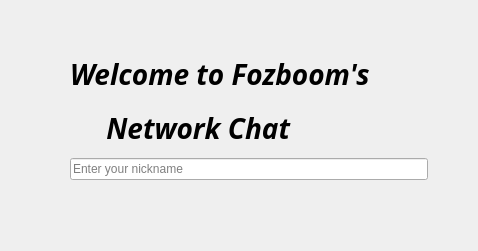
Qt form Client/LoginWindow.ui (fozboom/qt-network-chat) before a commit.
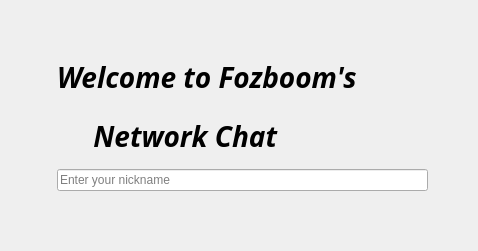
The same form after that commit.

Patch:
```diff
--- a/Client/LoginWindow.ui
+++ b/Client/LoginWindow.ui
@@ -16,10 +16,10 @@
   <widget class="QWidget" name="">
    <property name="geometry">
     <rect>
-     <x>70</x>
+     <x>57</x>
      <y>50</y>
-     <width>358</width>
-     <height>130</height>
+     <width>371</width>
+     <height>141</height>
     </rect>
    </property>
    <layout class="QVBoxLayout" name="verticalLayout">
```
